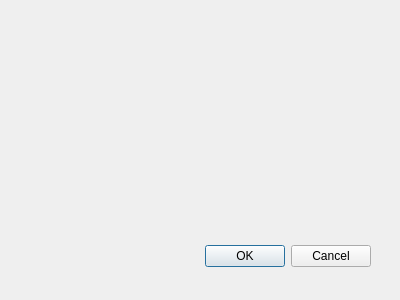
The window that BerViewer/data_encoder_dlg.ui (jykim74/BerEditor) describes before a commit, drawn with Qt 5.
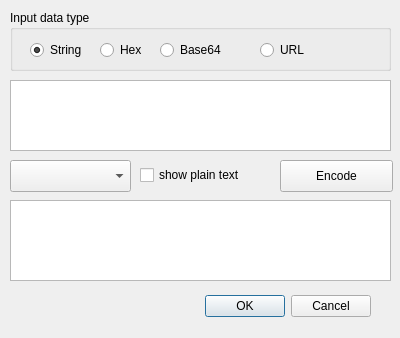
The same window after the commit.

```diff
--- a/BerViewer/data_encoder_dlg.ui
+++ b/BerViewer/data_encoder_dlg.ui
@@ -9,7 +9,7 @@
     <x>0</x>
     <y>0</y>
     <width>400</width>
-    <height>300</height>
+    <height>338</height>
    </rect>
   </property>
   <property name="windowTitle">
@@ -19,7 +19,7 @@
    <property name="geometry">
     <rect>
      <x>30</x>
-     <y>240</y>
+     <y>290</y>
      <width>341</width>
      <height>32</height>
     </rect>
@@ -31,6 +31,130 @@
     <set>QDialogButtonBox::Cancel|QDialogButtonBox::Ok</set>
    </property>
   </widget>
+  <widget class="QGroupBox" name="groupBox">
+   <property name="geometry">
+    <rect>
+     <x>10</x>
+     <y>10</y>
+     <width>381</width>
+     <height>61</height>
+    </rect>
+   </property>
+   <property name="title">
+    <string>Input data type</string>
+   </property>
+   <widget class="QRadioButton" name="mInputTypeStringBtn">
+    <property name="geometry">
+     <rect>
+      <x>20</x>
+      <y>30</y>
+      <width>71</width>
+      <height>20</height>
+     </rect>
+    </property>
+    <property name="text">
+     <string>String</string>
+    </property>
+    <property name="checked">
+     <bool>true</bool>
+    </property>
+   </widget>
+   <widget class="QRadioButton" name="mInputTypeHexBtn">
+    <property name="geometry">
+     <rect>
+      <x>90</x>
+      <y>30</y>
+      <width>61</width>
+      <height>20</height>
+     </rect>
+    </property>
+    <property name="text">
+     <string>Hex</string>
+    </property>
+   </widget>
+   <widget class="QRadioButton" name="mInputTypeBase64Btn">
+    <property name="geometry">
+     <rect>
+      <x>150</x>
+      <y>30</y>
+      <width>81</width>
+      <height>20</height>
+     </rect>
+    </property>
+    <property name="text">
+     <string>Base64</string>
+    </property>
+   </widget>
+   <widget class="QRadioButton" name="mInputTypeURL">
+    <property name="geometry">
+     <rect>
+      <x>250</x>
+      <y>30</y>
+      <width>71</width>
+      <height>20</height>
+     </rect>
+    </property>
+    <property name="text">
+     <string>URL</string>
+    </property>
+   </widget>
+  </widget>
+  <widget class="QPlainTextEdit" name="mInputTextEdit">
+   <property name="geometry">
+    <rect>
+     <x>10</x>
+     <y>80</y>
+     <width>381</width>
+     <height>71</height>
+    </rect>
+   </property>
+  </widget>
+  <widget class="QComboBox" name="mOutputTypeCombo">
+   <property name="geometry">
+    <rect>
+     <x>10</x>
+     <y>160</y>
+     <width>121</width>
+     <height>32</height>
+    </rect>
+   </property>
+  </widget>
+  <widget class="QCheckBox" name="mOrgTextCheck">
+   <property name="geometry">
+    <rect>
+     <x>140</x>
+     <y>165</y>
+     <width>141</width>
+     <height>20</height>
+    </rect>
+   </property>
+   <property name="text">
+    <string>show plain text</string>
+   </property>
+  </widget>
+  <widget class="QPlainTextEdit" name="mOutputTextEdit">
+   <property name="geometry">
+    <rect>
+     <x>10</x>
+     <y>200</y>
+     <width>381</width>
+     <height>81</height>
+    </rect>
+   </property>
+  </widget>
+  <widget class="QPushButton" name="mEncodeBtn">
+   <property name="geometry">
+    <rect>
+     <x>280</x>
+     <y>160</y>
+     <width>113</width>
+     <height>32</height>
+    </rect>
+   </property>
+   <property name="text">
+    <string>Encode</string>
+   </property>
+  </widget>
  </widget>
  <pixmapfunction/>
  <resources/>
```
Left out of the diff: 5 changed lines with no effect on the pictures.
